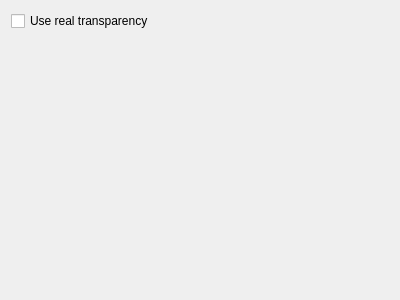
The window that plugins/Commands/DesktopGrid/desktopgridconfigurationdlg.ui (KDE/simon) describes before a commit, drawn with Qt 5.
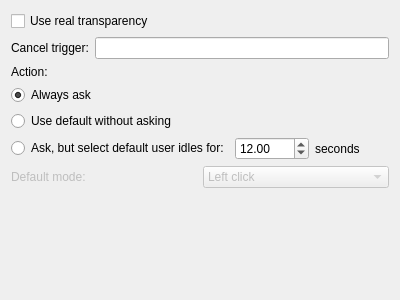
The same window after the commit. Custom widgets are drawn as their Qt base class.

Commit message: Implementing right- middle-, doubleclick as well as drag and drop functionality for the desktopgrid plugin. These different click modes can be selected during execution (list command) or statically in the configuration. A hybrid option like for the calculator plugin exists (default after timeout).

```diff
--- a/plugins/Commands/DesktopGrid/desktopgridconfigurationdlg.ui
+++ b/plugins/Commands/DesktopGrid/desktopgridconfigurationdlg.ui
@@ -21,8 +21,115 @@
     </widget>
    </item>
    <item>
-    <spacer name="verticalSpacer" >
-     <property name="orientation" >
+    <layout class="QHBoxLayout" name="horizontalLayout_3">
+     <item>
+      <widget class="QLabel" name="label_4">
+       <property name="text">
+        <string>Cancel trigger:</string>
+       </property>
+      </widget>
+     </item>
+     <item>
+      <widget class="KLineEdit" name="leCancelTrigger"/>
+     </item>
+    </layout>
+   </item>
+   <item>
+    <widget class="QLabel" name="label">
+     <property name="text">
+      <string>Action:</string>
+     </property>
+    </widget>
+   </item>
+   <item>
+    <widget class="QRadioButton" name="rbActionAsk">
+     <property name="text">
+      <string>Always ask</string>
+     </property>
+     <property name="checked">
+      <bool>true</bool>
+     </property>
+    </widget>
+   </item>
+   <item>
+    <widget class="QRadioButton" name="rbActionDefault">
+     <property name="text">
+      <string>Use default without asking</string>
+     </property>
+    </widget>
+   </item>
+   <item>
+    <layout class="QHBoxLayout" name="horizontalLayout">
+     <item>
+      <widget class="QRadioButton" name="rbActionAskAndDefault">
+       <property name="text">
+        <string>Ask, but select default user idles for:</string>
+       </property>
+      </widget>
+     </item>
+     <item>
+      <widget class="QDoubleSpinBox" name="sbActionDefaultTimeout">
+       <property name="minimum">
+        <double>0.100000000000000</double>
+       </property>
+       <property name="value">
+        <double>12.000000000000000</double>
+       </property>
+      </widget>
+     </item>
+     <item>
+      <widget class="QLabel" name="label_2">
+       <property name="text">
+        <string>seconds</string>
+       </property>
+      </widget>
+     </item>
+    </layout>
+   </item>
+   <item>
+    <layout class="QHBoxLayout" name="horizontalLayout_2">
+     <item>
+      <widget class="QLabel" name="label_3">
+       <property name="enabled">
+        <bool>false</bool>
+       </property>
+       <property name="text">
+        <string>Default mode:</string>
+       </property>
+      </widget>
+     </item>
+     <item>
+      <widget class="KComboBox" name="cbDefaultClickMode">
+       <property name="enabled">
+        <bool>false</bool>
+       </property>
+       <item>
+        <property name="text">
+         <string>Left click</string>
+        </property>
+       </item>
+       <item>
+        <property name="text">
+         <string>Left double click</string>
+        </property>
+       </item>
+       <item>
+        <property name="text">
+         <string>Middle click</string>
+        </property>
+       </item>
+       <item>
+        <property name="text">
+         <string>Right click</string>
+        </property>
+       </item>
+      </widget>
+     </item>
+    </layout>
+   </item>
+   <item>
+    <spacer name="verticalSpacer">
+     <property name="orientation">
       <enum>Qt::Vertical</enum>
      </property>
      <property name="sizeHint" stdset="0" >
@@ -41,6 +148,11 @@
    <extends>QLineEdit</extends>
    <header>klineedit.h</header>
   </customwidget>
+  <customwidget>
+   <class>KComboBox</class>
+   <extends>QComboBox</extends>
+   <header>kcombobox.h</header>
+  </customwidget>
  </customwidgets>
  <resources/>
  <connections/>
```
Left out of the diff: 52 changed lines with no effect on the pictures. The commit also changes 16 other files.
